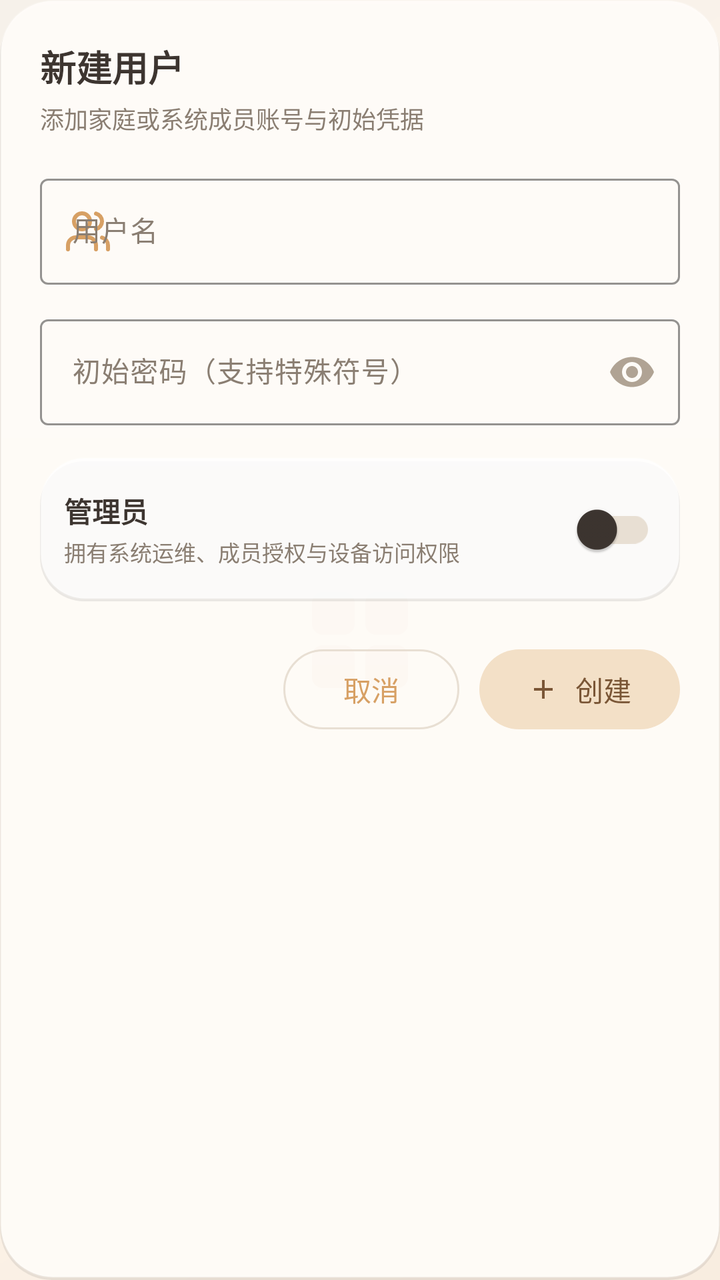
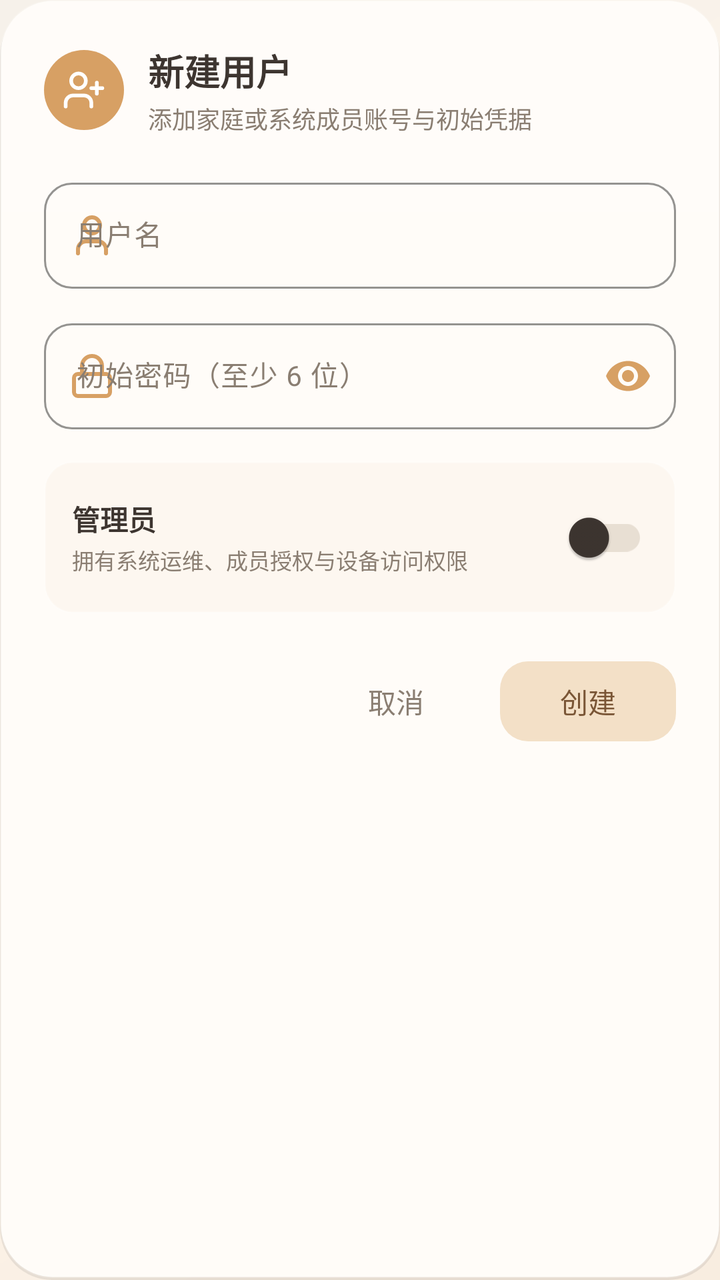

Before-and-after screenshots of an Android layout around one commit, followed by the original layout XML and the change that was made.
<!-- AndroidManifest.xml: application theme Theme.HomeDatacenter -->
<!-- res/layout/dialog_create_user.xml -->
<?xml version="1.0" encoding="utf-8"?>
<LinearLayout xmlns:android="http://schemas.android.com/apk/res/android"
    xmlns:app="http://schemas.android.com/apk/res-auto"
    android:layout_width="match_parent"
    android:layout_height="wrap_content"
    android:orientation="vertical"
    android:background="@drawable/bg_dialog_glass"
    android:padding="20dp">

    <TextView
        android:id="@+id/tvCreateTitle"
        android:layout_width="wrap_content"
        android:layout_height="wrap_content"
        android:text="@string/users_create"
        android:textSize="18sp"
        android:textStyle="bold"
        android:textColor="@color/text_primary" />

    <TextView
        android:layout_width="wrap_content"
        android:layout_height="wrap_content"
        android:text="添加家庭或系统成员账号与初始凭据"
        android:textSize="12sp"
        android:textColor="@color/text_secondary"
        android:layout_marginTop="4dp"
        android:layout_marginBottom="16dp" />

    
    <com.google.android.material.textfield.TextInputLayout
        android:id="@+id/tilUserName"
        style="@style/Widget.Material3.TextInputLayout.OutlinedBox"
        android:layout_width="match_parent"
        android:layout_height="wrap_content"
        android:hint="@string/user_name_label"
        app:boxStrokeColor="@color/primary"
        app:hintTextColor="@color/text_secondary"
        app:startIconDrawable="@drawable/ic_admin_users"
        app:startIconTint="@color/primary"
        android:layout_marginBottom="12dp">

        <com.google.android.material.textfield.TextInputEditText
            android:id="@+id/etUserName"
            android:layout_width="match_parent"
            android:layout_height="wrap_content"
            android:inputType="textPersonName"
            android:singleLine="true"
            android:textSize="14sp" />
    </com.google.android.material.textfield.TextInputLayout>

    
    <com.google.android.material.textfield.TextInputLayout
        android:id="@+id/tilPassword"
        style="@style/Widget.Material3.TextInputLayout.OutlinedBox"
        android:layout_width="match_parent"
        android:layout_height="wrap_content"
        android:hint="初始密码（支持特殊符号）"
        app:boxStrokeColor="@color/primary"
        app:hintTextColor="@color/text_secondary"
        app:passwordToggleEnabled="true"
        app:passwordToggleTint="@color/text_hint"
        android:layout_marginBottom="16dp">

        <com.google.android.material.textfield.TextInputEditText
            android:id="@+id/etPassword"
            android:layout_width="match_parent"
            android:layout_height="wrap_content"
            android:inputType="textPassword"
            android:singleLine="true"
            android:textSize="14sp" />
    </com.google.android.material.textfield.TextInputLayout>

    
    <LinearLayout
        android:layout_width="match_parent"
        android:layout_height="wrap_content"
        android:orientation="horizontal"
        android:gravity="center_vertical"
        android:background="@drawable/bg_glass_card"
        android:padding="12dp"
        android:layout_marginBottom="20dp">

        <LinearLayout
            android:layout_width="0dp"
            android:layout_height="wrap_content"
            android:layout_weight="1"
            android:orientation="vertical">

            <TextView
                android:layout_width="wrap_content"
                android:layout_height="wrap_content"
                android:text="@string/user_admin_label"
                android:textSize="14sp"
                android:textStyle="bold"
                android:textColor="@color/text_primary" />

            <TextView
                android:layout_width="wrap_content"
                android:layout_height="wrap_content"
                android:text="拥有系统运维、成员授权与设备访问权限"
                android:textSize="11sp"
                android:textColor="@color/text_secondary"
                android:layout_marginTop="2dp" />
        </LinearLayout>

        <com.google.android.material.switchmaterial.SwitchMaterial
            android:id="@+id/switchIsAdmin"
            android:layout_width="wrap_content"
            android:layout_height="wrap_content" />
    </LinearLayout>

    
    <LinearLayout
        android:layout_width="match_parent"
        android:layout_height="wrap_content"
        android:orientation="horizontal"
        android:gravity="end">

        <com.google.android.material.button.MaterialButton
            android:id="@+id/btnCancel"
            style="@style/Widget.Material3.Button.OutlinedButton"
            android:layout_width="wrap_content"
            android:layout_height="wrap_content"
            android:text="@string/btn_cancel"
            android:layout_marginEnd="10dp" />

        <com.google.android.material.button.MaterialButton
            android:id="@+id/btnConfirm"
            style="@style/Widget.Material3.Button.TonalButton"
            android:layout_width="wrap_content"
            android:layout_height="wrap_content"
            android:text="@string/action_create"
            app:icon="@drawable/ic_add"
            app:iconSize="16dp" />
    </LinearLayout>

</LinearLayout>
<!-- resources referenced by this layout -->
<resources>
  <color name="primary">#D7A064</color>
  <color name="text_hint">#B0A394</color>
  <color name="text_primary">#3D3530</color>
  <color name="text_secondary">#8A7E72</color>
  <!-- drawable bg_glass_card (drawable) -->
  <?xml version="1.0" encoding="utf-8"?>
  <layer-list xmlns:android="http://schemas.android.com/apk/res/android">
      
      <item android:top="2dp">
          <shape android:shape="rectangle">
              <solid android:color="@color/glass_shadow" />
              <corners android:radius="22dp" />
          </shape>
      </item>
      
      <item android:bottom="1dp">
          <shape android:shape="rectangle">
              <solid android:color="@color/glass_bg" />
              <corners android:radius="22dp" />
              <stroke
                  android:width="1dp"
                  android:color="@color/glass_border" />
          </shape>
      </item>
      
      <item
          android:left="1dp"
          android:right="1dp"
          android:top="1dp"
          android:bottom="21dp">
          <shape android:shape="rectangle">
              <gradient
                  android:type="linear"
                  android:angle="270"
                  android:startColor="@color/glass_highlight"
                  android:endColor="@android:color/transparent" />
              <corners
                  android:radius="21dp"
                  android:bottomLeftRadius="0dp"
                  android:bottomRightRadius="0dp" />
          </shape>
      </item>
  </layer-list>
  <!-- drawable ic_add (drawable) -->
  <vector xmlns:android="http://schemas.android.com/apk/res/android"
      android:width="24dp"
      android:height="24dp"
      android:viewportWidth="24"
      android:viewportHeight="24"
      android:tint="?attr/colorControlNormal">
      <path
          android:fillColor="@android:color/white"
          android:pathData="M19,13h-6v6h-2v-6H5v-2h6V5h2v6h6v2z" />
  </vector>
  <!-- drawable ic_admin_users (drawable) -->
  <vector xmlns:android="http://schemas.android.com/apk/res/android"
      android:width="24dp"
      android:height="24dp"
      android:viewportWidth="24"
      android:viewportHeight="24"
      android:tint="?attr/colorControlNormal">
      <path
          android:strokeColor="#FFFFFFFF"
          android:strokeWidth="2"
          android:strokeLineCap="round"
          android:strokeLineJoin="round"
          android:fillColor="@android:color/transparent"
          android:pathData="M16,21 v-2 a4,4 0 0,0 -4,-4 H6 a4,4 0 0,0 -4,4 v2 M9,3 A4,4 0 1,0 9,11 A4,4 0 1,0 9,3 Z M22,21 v-2 a4,4 0 0,0 -3,-3.87 M16,3.13 a4,4 0 0,1 0,7.75" />
  </vector>
  <string name="action_create">创建</string>
  <string name="btn_cancel">取消</string>
  <string name="user_admin_label">管理员</string>
  <string name="user_name_label">用户名</string>
  <string name="users_create">新建用户</string>
  <color name="glass_shadow">#14000000</color>
  <color name="glass_bg_dialog">#F5FFFCF8</color>
  <color name="glass_border">#33FFFFFF</color>
  <color name="glass_highlight">#26FFFFFF</color>
  <color name="glass_bg">#CCFFFFFF</color>
  <color name="primary_dark">#C48D50</color>
  <color name="white">#FFFFFF</color>
  <color name="secondary">#E8A87C</color>
  <color name="secondary_dark">#D4956A</color>
  <color name="warm_container">#F3E0C7</color>
  <color name="on_warm_container">#7A5636</color>
  <color name="error">#E07070</color>
  <color name="bg_surface">#FFFCF8</color>
  <color name="bg_secondary">#FDF8F2</color>
  <color name="divider">#E8DFD3</color>
  <color name="bg_primary">#F6F1EA</color>
  <style name="GlassDialogAnimation">
          <item name="android:windowEnterAnimation">@anim/dialog_glass_in</item>
          <item name="android:windowExitAnimation">@anim/dialog_glass_out</item>
      </style>
  <color name="gradient_start">#F8EDE0</color>
  <color name="gradient_mid">#FDF4EA</color>
  <color name="gradient_end">#F6F1EA</color>
  <!-- unchanged entries left out for length: 4 -->
</resources>

<!-- the commit's change to res/layout/dialog_create_user.xml (unified diff, before → after) -->
@@ -5,25 +5,55 @@
     android:layout_height="wrap_content"
     android:orientation="vertical"
     android:background="@drawable/bg_dialog_glass"
-    android:padding="20dp">
+    android:padding="22dp">
 
-    <TextView
-        android:id="@+id/tvCreateTitle"
-        android:layout_width="wrap_content"
+    
+    <LinearLayout
+        android:layout_width="match_parent"
         android:layout_height="wrap_content"
-        android:text="@string/users_create"
-        android:textSize="18sp"
-        android:textStyle="bold"
-        android:textColor="@color/text_primary" />
+        android:orientation="horizontal"
+        android:gravity="center_vertical"
+        android:layout_marginBottom="18dp">
 
-    <TextView
-        android:layout_width="wrap_content"
-        android:layout_height="wrap_content"
-        android:text="添加家庭或系统成员账号与初始凭据"
-        android:textSize="12sp"
-        android:textColor="@color/text_secondary"
-        android:layout_marginTop="4dp"
-        android:layout_marginBottom="16dp" />
+        <FrameLayout
+            android:layout_width="40dp"
+            android:layout_height="40dp"
+            android:background="@drawable/bg_circle_avatar"
+            android:layout_marginEnd="12dp">
+
+            <ImageView
+                android:layout_width="22dp"
+                android:layout_height="22dp"
+                android:layout_gravity="center"
+                android:src="@drawable/ic_user_plus"
+                app:tint="@color/text_on_primary"
+                android:contentDescription="user plus" />
+        </FrameLayout>
+
+        <LinearLayout
+            android:layout_width="0dp"
+            android:layout_height="wrap_content"
+            android:layout_weight="1"
+            android:orientation="vertical">
+
+            <TextView
+                android:id="@+id/tvCreateTitle"
+                android:layout_width="wrap_content"
+                android:layout_height="wrap_content"
+                android:text="@string/users_create"
+                android:textSize="18sp"
+                android:textStyle="bold"
+                android:textColor="@color/text_primary" />
+
+            <TextView
+                android:layout_width="wrap_content"
+                android:layout_height="wrap_content"
+                android:text="添加家庭或系统成员账号与初始凭据"
+                android:textSize="12sp"
+                android:textColor="@color/text_secondary"
+                android:layout_marginTop="2dp" />
+        </LinearLayout>
+    </LinearLayout>
 
     
     <com.google.android.material.textfield.TextInputLayout
@@ -32,9 +62,14 @@
         android:layout_width="match_parent"
         android:layout_height="wrap_content"
         android:hint="@string/user_name_label"
+        app:boxCornerRadiusTopStart="14dp"
+        app:boxCornerRadiusTopEnd="14dp"
+        app:boxCornerRadiusBottomStart="14dp"
+        app:boxCornerRadiusBottomEnd="14dp"
         app:boxStrokeColor="@color/primary"
-        app:hintTextColor="@color/text_secondary"
-        app:startIconDrawable="@drawable/ic_admin_users"
+        app:hintTextColor="@color/text_hint"
+        app:boxBackgroundColor="@android:color/transparent"
+        app:startIconDrawable="@drawable/ic_user"
         app:startIconTint="@color/primary"
         android:layout_marginBottom="12dp">
 
@@ -44,6 +79,7 @@
             android:layout_height="wrap_content"
             android:inputType="textPersonName"
             android:singleLine="true"
+            android:textColor="@color/text_primary"
             android:textSize="14sp" />
     </com.google.android.material.textfield.TextInputLayout>
 
@@ -53,11 +89,18 @@
         style="@style/Widget.Material3.TextInputLayout.OutlinedBox"
         android:layout_width="match_parent"
         android:layout_height="wrap_content"
-        android:hint="初始密码（支持特殊符号）"
+        android:hint="初始密码（至少 6 位）"
+        app:boxCornerRadiusTopStart="14dp"
+        app:boxCornerRadiusTopEnd="14dp"
+        app:boxCornerRadiusBottomStart="14dp"
+        app:boxCornerRadiusBottomEnd="14dp"
         app:boxStrokeColor="@color/primary"
-        app:hintTextColor="@color/text_secondary"
-        app:passwordToggleEnabled="true"
-        app:passwordToggleTint="@color/text_hint"
+        app:hintTextColor="@color/text_hint"
+        app:boxBackgroundColor="@android:color/transparent"
+        app:startIconDrawable="@drawable/ic_lock"
+        app:startIconTint="@color/primary"
+        app:endIconMode="password_toggle"
+        app:endIconTint="@color/primary"
         android:layout_marginBottom="16dp">
 
         <com.google.android.material.textfield.TextInputEditText
@@ -66,6 +109,7 @@
             android:layout_height="wrap_content"
             android:inputType="textPassword"
             android:singleLine="true"
+            android:textColor="@color/text_primary"
             android:textSize="14sp" />
     </com.google.android.material.textfield.TextInputLayout>
 
@@ -75,8 +119,8 @@
         android:layout_height="wrap_content"
         android:orientation="horizontal"
         android:gravity="center_vertical"
-        android:background="@drawable/bg_glass_card"
-        android:padding="12dp"
+        android:background="@drawable/bg_glass_subtle_row"
+        android:padding="14dp"
         android:layout_marginBottom="20dp">
 
         <LinearLayout
@@ -105,7 +149,8 @@
         <com.google.android.material.switchmaterial.SwitchMaterial
             android:id="@+id/switchIsAdmin"
             android:layout_width="wrap_content"
-            android:layout_height="wrap_content" />
+            android:layout_height="wrap_content"
+            app:useMaterialThemeColors="true" />
     </LinearLayout>
 
     
@@ -117,11 +162,12 @@
 
         <com.google.android.material.button.MaterialButton
             android:id="@+id/btnCancel"
-            style="@style/Widget.Material3.Button.OutlinedButton"
+            style="@style/Widget.Material3.Button.TextButton"
             android:layout_width="wrap_content"
             android:layout_height="wrap_content"
             android:text="@string/btn_cancel"
-            android:layout_marginEnd="10dp" />
+            android:textColor="@color/text_secondary"
+            android:layout_marginEnd="8dp" />
 
         <com.google.android.material.button.MaterialButton
             android:id="@+id/btnConfirm"
@@ -129,8 +175,7 @@
             android:layout_width="wrap_content"
             android:layout_height="wrap_content"
             android:text="@string/action_create"
-            app:icon="@drawable/ic_add"
-            app:iconSize="16dp" />
+            app:cornerRadius="14dp" />
     </LinearLayout>
 
 </LinearLayout>
<!-- resource entries referenced after the edit -->
@@ -2,59 +2,26 @@
 <resources>
   <color name="primary">#D7A064</color>
   <color name="text_hint">#B0A394</color>
+  <color name="text_on_primary">#FFFFFF</color>
   <color name="text_primary">#3D3530</color>
   <color name="text_secondary">#8A7E72</color>
-  <!-- drawable bg_glass_card (drawable) -->
+  <!-- drawable bg_circle_avatar (drawable) -->
   <?xml version="1.0" encoding="utf-8"?>
-  <layer-list xmlns:android="http://schemas.android.com/apk/res/android">
-      
-      <item android:top="2dp">
-          <shape android:shape="rectangle">
-              <solid android:color="@color/glass_shadow" />
-              <corners android:radius="22dp" />
-          </shape>
-      </item>
-      
-      <item android:bottom="1dp">
-          <shape android:shape="rectangle">
-              <solid android:color="@color/glass_bg" />
-              <corners android:radius="22dp" />
-              <stroke
-                  android:width="1dp"
-                  android:color="@color/glass_border" />
-          </shape>
-      </item>
-      
-      <item
-          android:left="1dp"
-          android:right="1dp"
-          android:top="1dp"
-          android:bottom="21dp">
-          <shape android:shape="rectangle">
-              <gradient
-                  android:type="linear"
-                  android:angle="270"
-                  android:startColor="@color/glass_highlight"
-                  android:endColor="@android:color/transparent" />
-              <corners
-                  android:radius="21dp"
-                  android:bottomLeftRadius="0dp"
-                  android:bottomRightRadius="0dp" />
-          </shape>
-      </item>
-  </layer-list>
-  <!-- drawable ic_add (drawable) -->
-  <vector xmlns:android="http://schemas.android.com/apk/res/android"
-      android:width="24dp"
-      android:height="24dp"
-      android:viewportWidth="24"
-      android:viewportHeight="24"
-      android:tint="?attr/colorControlNormal">
-      <path
-          android:fillColor="@android:color/white"
-          android:pathData="M19,13h-6v6h-2v-6H5v-2h6V5h2v6h6v2z" />
-  </vector>
-  <!-- drawable ic_admin_users (drawable) -->
+  <shape xmlns:android="http://schemas.android.com/apk/res/android"
+      android:shape="oval">
+      <solid android:color="@color/primary" />
+  </shape>
+  <!-- drawable bg_glass_subtle_row (drawable) -->
+  <?xml version="1.0" encoding="utf-8"?>
+  <shape xmlns:android="http://schemas.android.com/apk/res/android"
+      android:shape="rectangle">
+      <solid android:color="@color/glass_subtle_fill" />
+      <corners android:radius="14dp" />
+      <stroke
+          android:width="1dp"
+          android:color="@color/glass_border" />
+  </shape>
+  <!-- drawable ic_lock (drawable) -->
   <vector xmlns:android="http://schemas.android.com/apk/res/android"
       android:width="24dp"
       android:height="24dp"
@@ -67,7 +34,37 @@
           android:strokeLineCap="round"
           android:strokeLineJoin="round"
           android:fillColor="@android:color/transparent"
-          android:pathData="M16,21 v-2 a4,4 0 0,0 -4,-4 H6 a4,4 0 0,0 -4,4 v2 M9,3 A4,4 0 1,0 9,11 A4,4 0 1,0 9,3 Z M22,21 v-2 a4,4 0 0,0 -3,-3.87 M16,3.13 a4,4 0 0,1 0,7.75" />
+          android:pathData="M5,11 H19 A2,2 0 0,1 21,13 V20 A2,2 0 0,1 19,22 H5 A2,2 0 0,1 3,20 V13 A2,2 0 0,1 5,11 Z M7,11 V7 A5,5 0 0,1 17,7 V11" />
+  </vector>
+  <!-- drawable ic_user (drawable) -->
+  <vector xmlns:android="http://schemas.android.com/apk/res/android"
+      android:width="24dp"
+      android:height="24dp"
+      android:viewportWidth="24"
+      android:viewportHeight="24"
+      android:tint="?attr/colorControlNormal">
+      <path
+          android:strokeColor="#FFFFFFFF"
+          android:strokeWidth="2"
+          android:strokeLineCap="round"
+          android:strokeLineJoin="round"
+          android:fillColor="@android:color/transparent"
+          android:pathData="M19,21 v-2 a4,4 0 0,0 -4,-4 H9 a4,4 0 0,0 -4,4 v2 M12,3 A4,4 0 1,0 12,11 A4,4 0 1,0 12,3 Z" />
+  </vector>
+  <!-- drawable ic_user_plus (drawable) -->
+  <vector xmlns:android="http://schemas.android.com/apk/res/android"
+      android:width="24dp"
+      android:height="24dp"
+      android:viewportWidth="24"
+      android:viewportHeight="24"
+      android:tint="?attr/colorControlNormal">
+      <path
+          android:strokeColor="#FFFFFFFF"
+          android:strokeWidth="2"
+          android:strokeLineCap="round"
+          android:strokeLineJoin="round"
+          android:fillColor="@android:color/transparent"
+          android:pathData="M16,21 v-2 a4,4 0 0,0 -4,-4 H6 a4,4 0 0,0 -4,4 v2 M9,3 A4,4 0 1,0 9,11 A4,4 0 1,0 9,3 Z M19,8 v6 M22,11 h-6" />
   </vector>
   <string name="action_create">创建</string>
   <string name="btn_cancel">取消</string>
@@ -75,10 +72,10 @@
   <string name="user_name_label">用户名</string>
   <string name="users_create">新建用户</string>
   <color name="glass_shadow">#14000000</color>
-  <color name="glass_bg_dialog">#F5FFFCF8</color>
+  <color name="glass_bg_dialog">#FFFCF8</color>
   <color name="glass_border">#33FFFFFF</color>
   <color name="glass_highlight">#26FFFFFF</color>
-  <color name="glass_bg">#CCFFFFFF</color>
+  <color name="glass_subtle_fill">#0DD7A064</color>
   <color name="primary_dark">#C48D50</color>
   <color name="white">#FFFFFF</color>
   <color name="secondary">#E8A87C</color>
